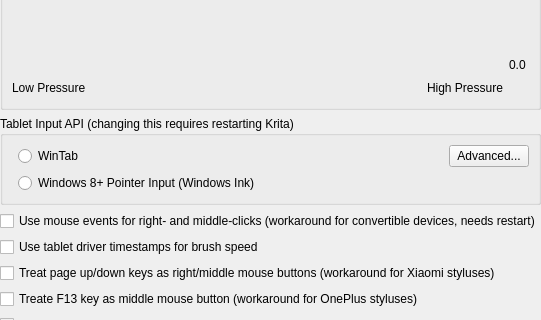
Sudo-DNF/Koma-Paint, file libs/ui/forms/wdgtabletsettings.ui: the form before one commit; both pictures show x 0 to 541 and y 207 to 527 of the 541 by 634 pixel window.
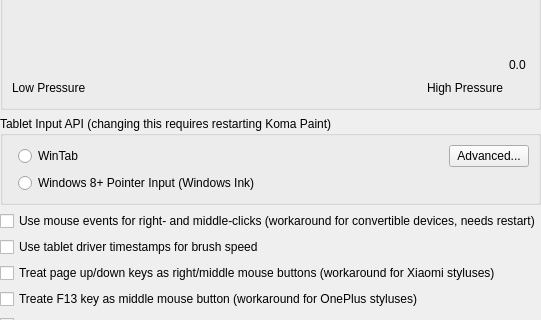
The form after the commit. Custom widgets are drawn as their Qt base class.

Commit message: feat(branding): rebrand application as Koma Paint

Patch:
```diff
--- a/libs/ui/forms/wdgtabletsettings.ui
+++ b/libs/ui/forms/wdgtabletsettings.ui
@@ -127,7 +127,7 @@
    <item>
     <widget class="QGroupBox" name="grpTabletApi">
      <property name="title">
-      <string>Tablet Input API (changing this requires restarting Krita)</string>
+      <string>Tablet Input API (changing this requires restarting Koma Paint)</string>
      </property>
      <layout class="QFormLayout" name="formLayout_2">
       <item row="0" column="1">
```
Left out of the diff: 4 changed lines with no effect on the pictures. The commit also changes 113 other files.
